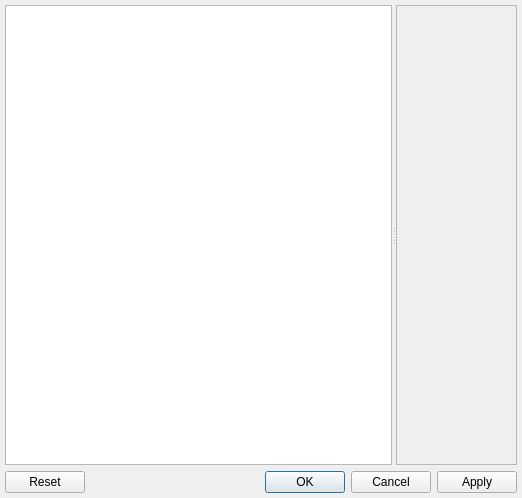
silvansky/Contacts, file src/plugins/optionsmanager/optionsdialog.ui: the form before one commit.
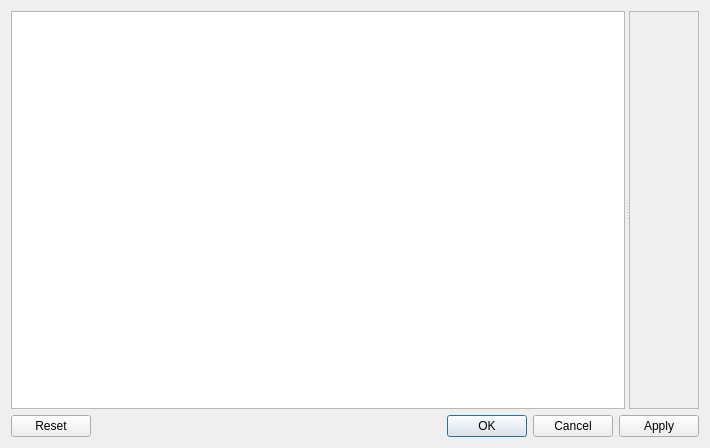
The form after the commit.

What changed in the file:
```diff
--- a/src/plugins/optionsmanager/optionsdialog.ui
+++ b/src/plugins/optionsmanager/optionsdialog.ui
@@ -6,14 +6,11 @@
    <rect>
     <x>0</x>
     <y>0</y>
-    <width>522</width>
-    <height>498</height>
+    <width>710</width>
+    <height>448</height>
    </rect>
   </property>
   <layout class="QVBoxLayout" name="verticalLayout">
-   <property name="margin">
-    <number>5</number>
-   </property>
    <item>
     <widget class="QSplitter" name="sprSplitter">
      <property name="orientation">
@@ -39,29 +36,7 @@
        <bool>false</bool>
       </attribute>
      </widget>
-     <widget class="QFrame" name="frmWidgets">
-      <property name="frameShape">
-       <enum>QFrame::StyledPanel</enum>
-      </property>
-      <property name="frameShadow">
-       <enum>QFrame::Sunken</enum>
-      </property>
-      <layout class="QVBoxLayout" name="verticalLayout_2">
-       <property name="margin">
-        <number>5</number>
-       </property>
-       <item>
-        <widget class="QLabel" name="lblInfo">
-         <property name="textFormat">
-          <enum>Qt::RichText</enum>
-         </property>
-        </widget>
-       </item>
-       <item>
         <widget class="QScrollArea" name="scaScroll">
-         <property name="frameShape">
-          <enum>QFrame::NoFrame</enum>
-         </property>
          <property name="widgetResizable">
           <bool>true</bool>
          </property>
@@ -70,14 +45,11 @@
            <rect>
             <x>0</x>
             <y>0</y>
-            <width>91</width>
-            <height>422</height>
+         <width>69</width>
+         <height>399</height>
            </rect>
           </property>
          </widget>
-        </widget>
-       </item>
-      </layout>
      </widget>
     </widget>
    </item>
```
Left out of the diff: 9 changed lines with no effect on the pictures. Lines whose indentation alone changed are shown as unchanged.
